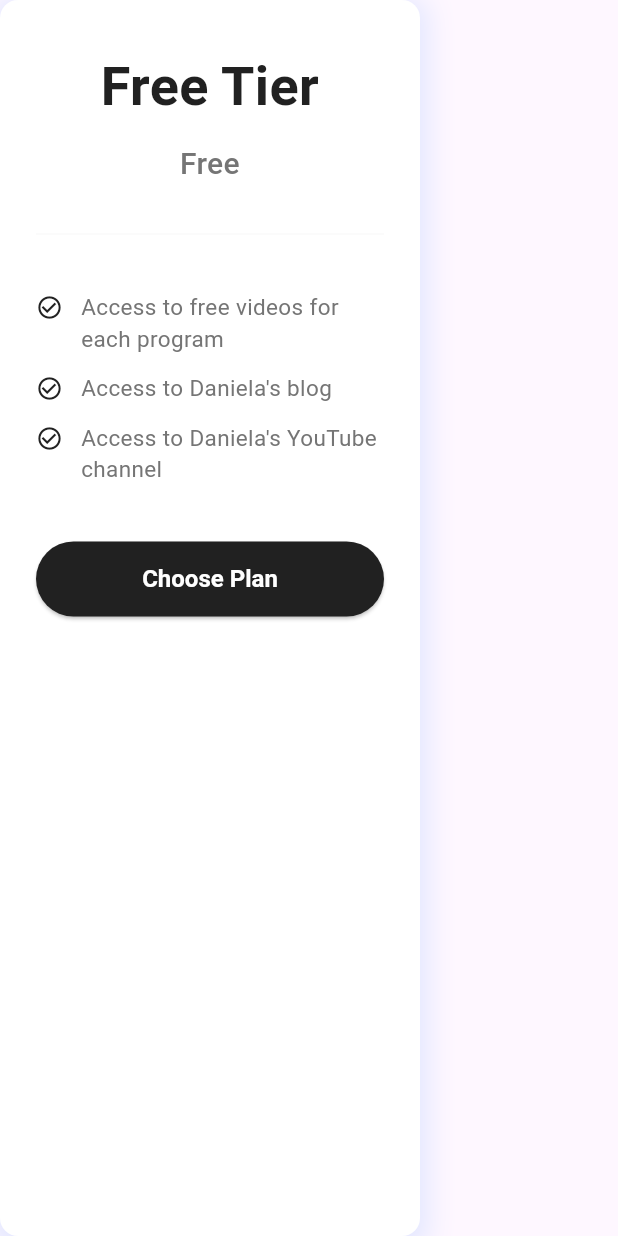
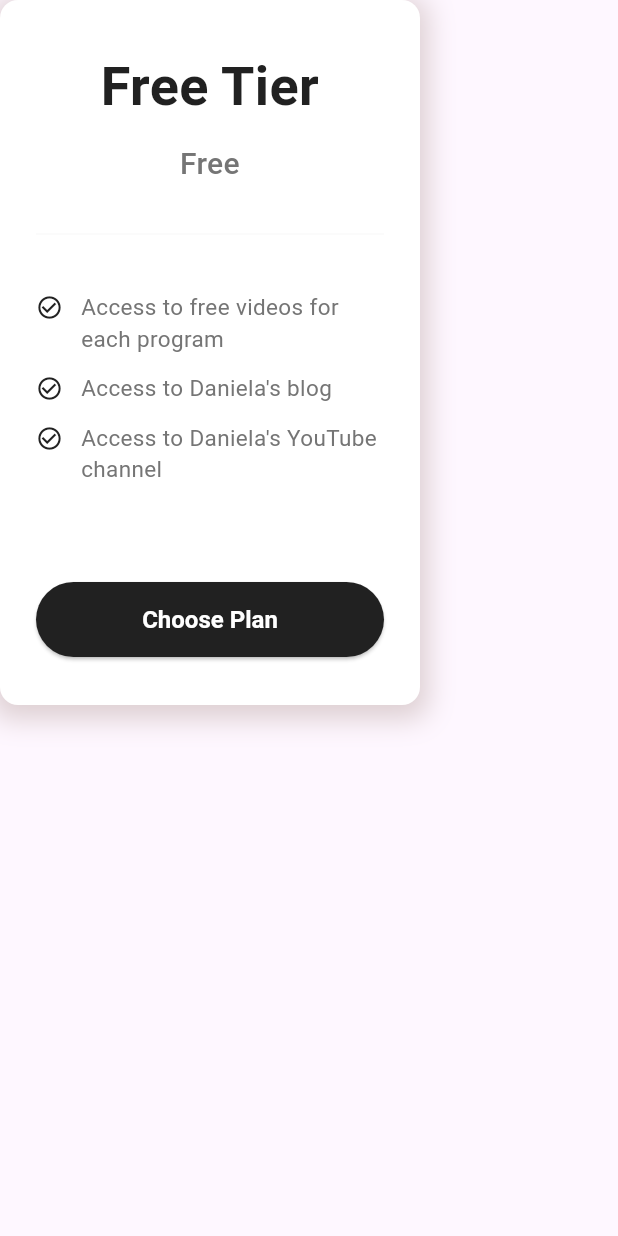
Before and after one commit to NosduhBay/evolvo-marketing-site, a Flutter app: the SubscriptionCard widget shown alone on an empty page, opened directly, on a phone screen of 412 x 824 dp. Run offline on Flutter 3.47's test engine with Material 3 defaults, Android fonts, the phone set to English and light mode, and no system bars; Roboto replaces fonts that are missing (Montserrat).

Commit message:
changed colours

```diff
--- a/lib/utils/app_colours.dart
+++ b/lib/utils/app_colours.dart
@@ -14,5 +14,5 @@
   static const Color lightGrey = Color(0xFFFAFAFA);
 
   // A strong, dark color for buttons and accents
-  static const Color accent = Colors.blueAccent;
+  static const Color accent = Colors.brown;
 }
--- a/lib/widgets/subscription_card.dart
+++ b/lib/widgets/subscription_card.dart
@@ -17,13 +17,14 @@
   Widget build(BuildContext context) {
     return Container(
       width: 280,
+      height: 470,
       padding: const EdgeInsets.symmetric(horizontal: 24.0, vertical: 32.0),
       decoration: BoxDecoration(
         color: AppColors.background,
         borderRadius: BorderRadius.circular(12),
         boxShadow: [
           BoxShadow(
-            color: AppColors.accent.withOpacity(0.15),
+            color: AppColors.accent.withOpacity(0.25),
             spreadRadius: 5,
             blurRadius: 15,
             offset: const Offset(0, 4),
@@ -89,7 +90,7 @@
               );
             }).toList(),
           ),
-          const SizedBox(height: 32),
+            const Spacer(),
 
           // Action Button
           ElevatedButton(
```
